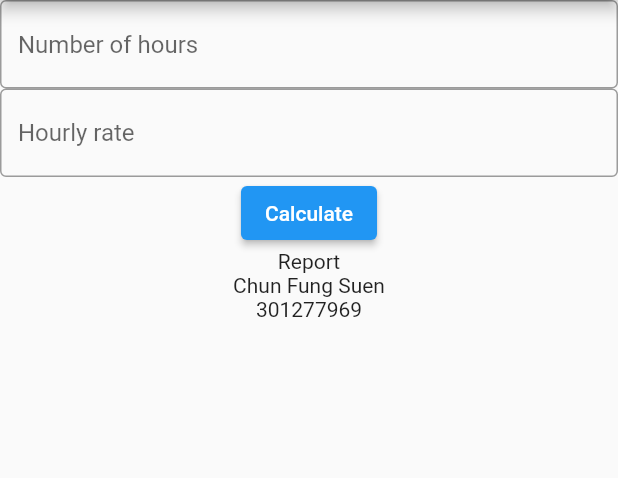
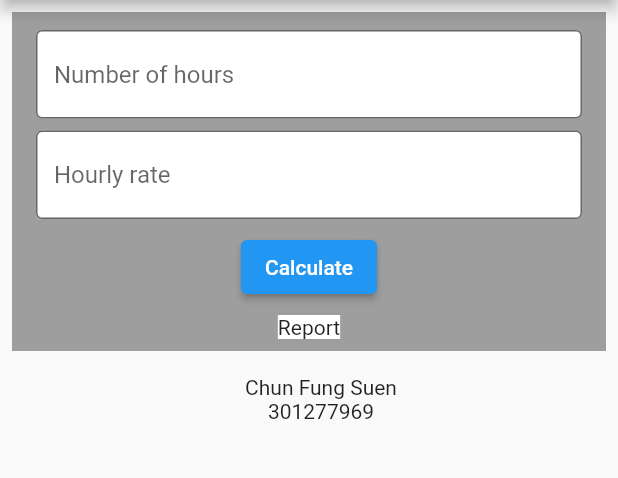
Before and after one commit to alan89251/pay_calculator, a Flutter app: the screen it shows after launch, on a phone screen of 412 x 824 dp, the part 84-562 px from its top. Run offline on Flutter 3.47's test engine with Material 2 defaults, Android fonts, the phone set to English and light mode, and no system bars.

Commit message:
Adjust the layout of main part

```diff
--- a/lib/calculator.dart
+++ /dev/null
@@ -1,22 +0,0 @@
-import 'package:flutter/material.dart';
-import 'main_part.dart';
-import 'about_part.dart';
-
-class Calculator extends StatelessWidget {
-  const Calculator({super.key});
-
-  @override
-  Widget build(BuildContext context) {
-    return Scaffold(
-      appBar: AppBar(
-        title: const Text('Pay Calculator'),
-      ),
-      body: Column(
-        children: [
-          MainPart(),
-          AboutPart()
-        ]
-      ),
-    );
-  }
-}
--- a/lib/main.dart
+++ b/lib/main.dart
@@ -1,5 +1,5 @@
 import 'package:flutter/material.dart';
-import 'calculator.dart';
+import 'ui/calculator.dart';
 
 void main() {
   runApp(
--- a/lib/main_part.dart
+++ /dev/null
@@ -1,39 +0,0 @@
-import 'package:flutter/material.dart';
-
-class MainPart extends StatelessWidget {
-  const MainPart({super.key});
-
-  @override
-  Widget build(BuildContext context) {
-    return Column(
-      children: [
-        const Center(
-          child: TextField(
-              decoration: InputDecoration(
-                  border: OutlineInputBorder(),
-                  hintText: 'Number of hours'
-              )
-          ),
-        ),
-        const Center(
-          child: TextField(
-            decoration: InputDecoration(
-                border: OutlineInputBorder(),
-                hintText: 'Hourly rate'
-            ),
-          ),
-        ),
-        Center(
-          child: ElevatedButton(
-              onPressed: () {
-              },
-              child: const Text('Calculate')
-          ),
-        ),
-        const Center(
-            child: Text('Report')
-        )
-      ],
-    );
-  }
-}
--- /dev/null
+++ b/lib/ui/calculator.dart
@@ -0,0 +1,31 @@
+import 'package:flutter/material.dart';
+import 'main_part.dart';
+import 'about_part.dart';
+
+class Calculator extends StatelessWidget {
+  const Calculator({super.key});
+
+  @override
+  Widget build(BuildContext context) {
+    return Scaffold(
+      appBar: AppBar(
+        title: const Text('Pay Calculator'),
+      ),
+      body: Container(
+        padding: const EdgeInsets.all(8.0),
+        child: Column(
+          children: const [
+            Padding(
+              padding: EdgeInsets.fromLTRB(0.0, 0.0, 0.0, 16.0),
+              child: MainPart(),
+            ),
+            Padding(
+              padding: EdgeInsets.fromLTRB(16.0, 0.0, 0.0, 0.0),
+              child: AboutPart(),
+            ),
+          ],
+        ),
+      ),
+    );
+  }
+}
--- /dev/null
+++ b/lib/ui/main_part.dart
@@ -0,0 +1,61 @@
+import 'package:flutter/material.dart';
+
+class MainPart extends StatelessWidget {
+  const MainPart({super.key});
+
+  @override
+  Widget build(BuildContext context) {
+    return Container(
+      color: Colors.grey,
+      child: Column(
+        children: [
+          const Center(
+            child: Padding(
+              padding: EdgeInsets.fromLTRB(16.0, 12.0, 16.0, 4.0),
+              child: TextField(
+                decoration: InputDecoration(
+                  border: OutlineInputBorder(),
+                  hintText: 'Number of hours',
+                  filled: true,
+                  fillColor: Colors.white,
+                )
+              ),
+            )
+          ),
+          const Center(
+            child: Padding(
+              padding: EdgeInsets.fromLTRB(16.0, 4.0, 16.0, 4.0),
+              child: TextField(
+                decoration: InputDecoration(
+                  border: OutlineInputBorder(),
+                  hintText: 'Hourly rate',
+                  filled: true,
+                  fillColor: Colors.white,
+                ),
+              ),
+            )
+          ),
+        Center(
+          child: Padding(
+            padding: const EdgeInsets.fromLTRB(16.0, 4.0, 16.0, 4.0),
+            child: ElevatedButton(
+              onPressed: () {
+              },
+              child: const Text('Calculate')
+            ),
+          )
+        ),
+        Center(
+          child: Padding(
+            padding: const EdgeInsets.fromLTRB(16.0, 4.0, 16.0, 8.0),
+            child: Container(
+              color: Colors.white,
+              child: Text('Report'),
+            )
+          )
+        )
+        ],
+      ),
+    );
+  }
+}
```
Also changed, not shown: lib/ui/about_part.dart (renamed from lib/about_part.dart).
